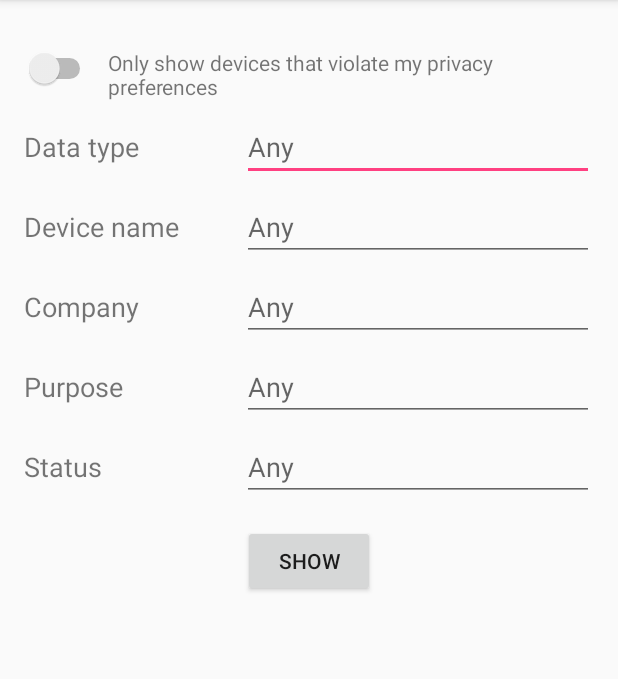
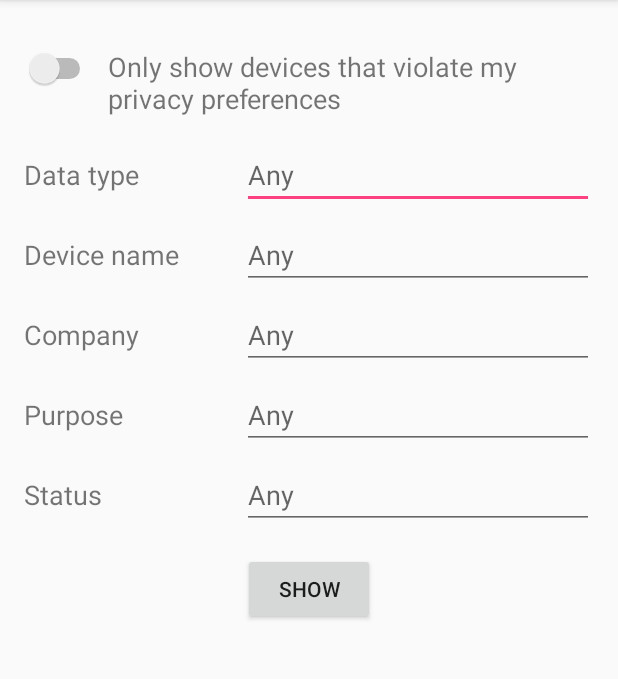
Before and after one commit to CMUChimpsLab/SignifiersIO, an Android app: the IndicatorFilter screen opened directly, with no data from a screen before it, on a phone screen of 412 x 824 dp, the part 84-763 px from its top. Run offline under Robolectric (Android 15) with nearby library versions, the phone set to English and light mode, and no system bars.

Commit message:
Added full functionality to the indicator filter activity

```diff
--- a/SignifiersIO/app/src/main/java/org/cmuchimps/signifiersio/DeviceDetector.java
+++ b/SignifiersIO/app/src/main/java/org/cmuchimps/signifiersio/DeviceDetector.java
@@ -299,4 +299,7 @@ public class DeviceDetector {
     public static Map<DataType, Set<Device>> getDeviceHierarchy(){
         return deviceHierarchy;
     }
+    public static Set<Device> getDevices(){
+        return devices;
+    }
 }
--- a/SignifiersIO/app/src/main/res/layout/activity_indicator_filter.xml
+++ b/SignifiersIO/app/src/main/res/layout/activity_indicator_filter.xml
@@ -22,6 +22,7 @@
         android:layout_marginEnd="8dp"
         android:layout_marginStart="8dp"
         android:text="@string/only_violations_string"
+        android:textSize="18sp"
         app:layout_constraintEnd_toEndOf="parent"
         app:layout_constraintHorizontal_bias="0.0"
         app:layout_constraintStart_toEndOf="@+id/only_violations_switch"
@@ -31,13 +32,13 @@
         android:id="@+id/datatype_filter"
         android:layout_width="wrap_content"
         android:layout_height="wrap_content"
-        android:layout_marginTop="8dp"
         android:layout_marginEnd="16dp"
+        android:layout_marginTop="16dp"
         android:ems="11"
         android:hint="@string/unfiltered_hint"
         android:inputType="textPersonName"
-        app:layout_constraintTop_toBottomOf="@id/only_violations_label"
-        app:layout_constraintEnd_toEndOf="parent"/>
+        app:layout_constraintEnd_toEndOf="parent"
+        app:layout_constraintTop_toBottomOf="@id/only_violations_label" />
     <TextView
         android:layout_width="wrap_content"
         android:layout_height="wrap_content"
@@ -139,6 +140,7 @@
         android:layout_width="wrap_content"
         android:layout_height="wrap_content"
         android:layout_marginTop="16dp"
+        android:onClick="lightFiltered"
         android:text="@string/show_button_string"
         app:layout_constraintEnd_toEndOf="parent"
         app:layout_constraintStart_toStartOf="parent"
--- a/SignifiersIO/app/src/main/res/menu/main_menu.xml
+++ b/SignifiersIO/app/src/main/res/menu/main_menu.xml
@@ -2,6 +2,11 @@
 <menu xmlns:android="http://schemas.android.com/apk/res/android"
     xmlns:app="http://schemas.android.com/apk/res-auto">
 
+    <item
+        android:id="@+id/indicators"
+        android:icon="@drawable/led"
+        android:title="Indicators"
+        app:showAsAction="ifRoom" />
     <item
         android:id="@+id/edit"
         android:icon="@drawable/gear"
```
Also changed, not shown: SignifiersIO/app/src/main/java/org/cmuchimps/signifiersio/IndicatorFilter.java (+72 -0 lines), SignifiersIO/app/src/main/java/org/cmuchimps/signifiersio/MainActivity.java (+6 -1 lines), SignifiersIO/app/src/main/java/org/cmuchimps/signifiersio/PrivacyParser.java (+10 -5 lines).
